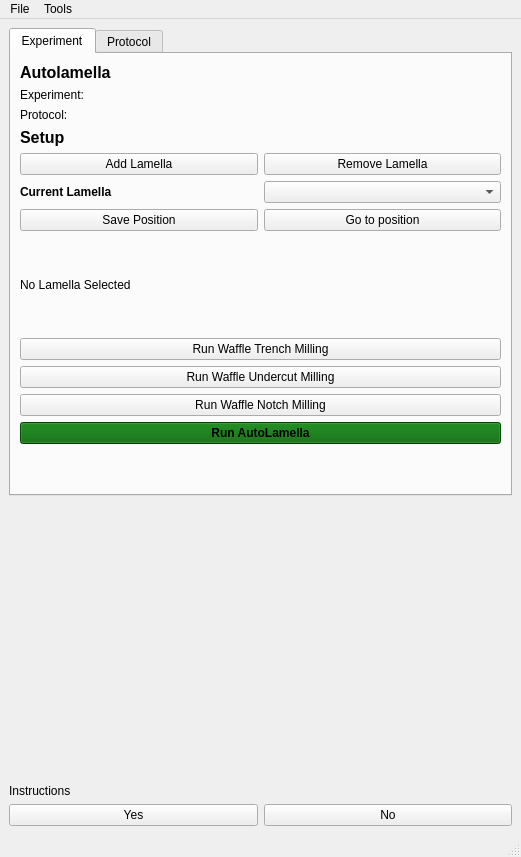
The window that autolamella/ui/qt/AutoLamellaUI.ui (DeMarcoLab/autolamella) describes before a commit, drawn with Qt 5.
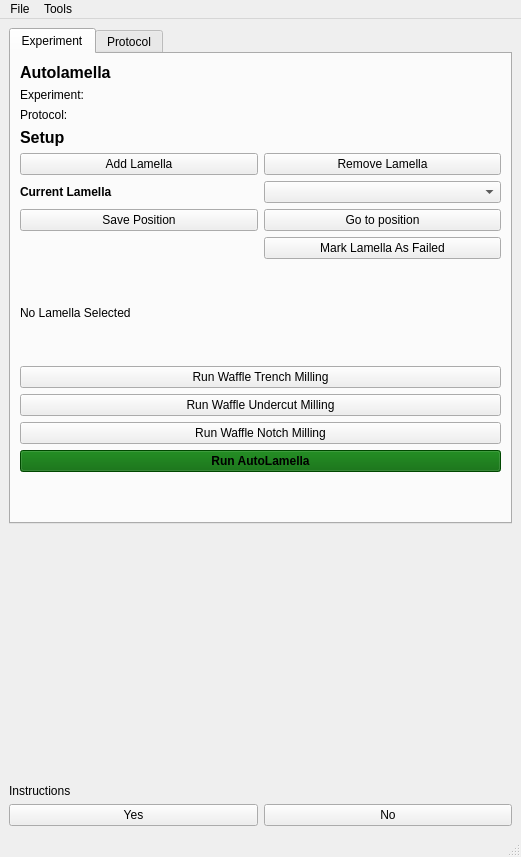
The same window after the commit.

Commit message: fail button

Diff of the .ui file:
```diff
--- a/autolamella/ui/qt/AutoLamellaUI.ui
+++ b/autolamella/ui/qt/AutoLamellaUI.ui
@@ -43,6 +43,46 @@
         <string>Experiment</string>
        </attribute>
        <layout class="QGridLayout" name="gridLayout_3">
+        <item row="2" column="0" colspan="2">
+         <widget class="QLabel" name="label_protocol_name">
+          <property name="text">
+           <string>Protocol:</string>
+          </property>
+         </widget>
+        </item>
+        <item row="20" column="0" colspan="2">
+         <widget class="QPushButton" name="pushButton_run_autolamella">
+          <property name="font">
+           <font>
+            <weight>75</weight>
+            <bold>true</bold>
+           </font>
+          </property>
+          <property name="styleSheet">
+           <string notr="true">background-color: darkGreen</string>
+          </property>
+          <property name="text">
+           <string>Run AutoLamella</string>
+          </property>
+         </widget>
+        </item>
+        <item row="7" column="1">
+         <widget class="QPushButton" name="pushButton_remove_lamella">
+          <property name="styleSheet">
+           <string notr="true"/>
+          </property>
+          <property name="text">
+           <string>Remove Lamella</string>
+          </property>
+         </widget>
+        </item>
+        <item row="13" column="0" colspan="2">
+         <widget class="QLabel" name="label_info">
+          <property name="text">
+           <string>No Lamella Selected</string>
+          </property>
+         </widget>
+        </item>
         <item row="0" column="0">
          <widget class="QLabel" name="label_title">
           <property name="font">
@@ -60,8 +100,8 @@
           </property>
          </widget>
         </item>
-        <item row="11" column="0" colspan="2">
-         <spacer name="verticalSpacer_2">
+        <item row="22" column="0" colspan="2">
+         <spacer name="verticalSpacer">
           <property name="orientation">
            <enum>Qt::Vertical</enum>
           </property>
@@ -73,27 +113,6 @@
           </property>
          </spacer>
         </item>
-        <item row="16" column="0" colspan="2">
-         <widget class="QPushButton" name="pushButton_run_waffle_undercut">
-          <property name="text">
-           <string>Run Waffle Undercut Milling</string>
-          </property>
-         </widget>
-        </item>
-        <item row="17" column="0" colspan="2">
-         <widget class="QPushButton" name="pushButton_run_waffle_notch">
-          <property name="text">
-           <string>Run Waffle Notch Milling</string>
-          </property>
-         </widget>
-        </item>
-        <item row="7" column="0">
-         <widget class="QPushButton" name="pushButton_add_lamella">
-          <property name="text">
-           <string>Add Lamella</string>
-          </property>
-         </widget>
-        </item>
         <item row="1" column="0" colspan="2">
          <widget class="QLabel" name="label_experiment_name">
           <property name="text">
@@ -101,8 +120,11 @@
           </property>
          </widget>
         </item>
-        <item row="21" column="0" colspan="2">
-         <spacer name="verticalSpacer">
+        <item row="8" column="1">
+         <widget class="QComboBox" name="comboBox_current_lamella"/>
+        </item>
+        <item row="14" column="0" colspan="2">
+         <spacer name="verticalSpacer_3">
           <property name="orientation">
            <enum>Qt::Vertical</enum>
           </property>
@@ -114,10 +136,17 @@
           </property>
          </spacer>
         </item>
-        <item row="12" column="0" colspan="2">
-         <widget class="QLabel" name="label_info">
+        <item row="7" column="0">
+         <widget class="QPushButton" name="pushButton_add_lamella">
           <property name="text">
-           <string>No Lamella Selected</string>
+           <string>Add Lamella</string>
+          </property>
+         </widget>
+        </item>
+        <item row="17" column="0" colspan="2">
+         <widget class="QPushButton" name="pushButton_run_waffle_undercut">
+          <property name="text">
+           <string>Run Waffle Undercut Milling</string>
           </property>
          </widget>
         </item>
@@ -134,52 +163,8 @@
           </property>
          </widget>
         </item>
-        <item row="3" column="0">
-         <widget class="QLabel" name="label_setup_header">
-          <property name="font">
-           <font>
-            <pointsize>12</pointsize>
-            <weight>75</weight>
-            <bold>true</bold>
-           </font>
-          </property>
-          <property name="text">
-           <string>Setup</string>
-          </property>
-         </widget>
-        </item>
-        <item row="2" column="0" colspan="2">
-         <widget class="QLabel" name="label_protocol_name">
-          <property name="text">
-           <string>Protocol:</string>
-          </property>
-         </widget>
-        </item>
-        <item row="10" column="0">
-         <widget class="QPushButton" name="pushButton_save_position">
-          <property name="text">
-           <string>Save Position</string>
-          </property>
-         </widget>
-        </item>
-        <item row="19" column="0" colspan="2">
-         <widget class="QPushButton" name="pushButton_run_autolamella">
-          <property name="font">
-           <font>
-            <weight>75</weight>
-            <bold>true</bold>
-           </font>
-          </property>
-          <property name="styleSheet">
-           <string notr="true">background-color: darkGreen</string>
-          </property>
-          <property name="text">
-           <string>Run AutoLamella</string>
-          </property>
-         </widget>
-        </item>
-        <item row="13" column="0" colspan="2">
-         <spacer name="verticalSpacer_3">
+        <item row="12" column="0" colspan="2">
+         <spacer name="verticalSpacer_2">
           <property name="orientation">
            <enum>Qt::Vertical</enum>
           </property>
@@ -198,26 +183,48 @@
           </property>
          </widget>
         </item>
-        <item row="8" column="1">
-         <widget class="QComboBox" name="comboBox_current_lamella"/>
-        </item>
-        <item row="7" column="1">
-         <widget class="QPushButton" name="pushButton_remove_lamella">
-          <property name="styleSheet">
-           <string notr="true"/>
-          </property>
+        <item row="10" column="0">
+         <widget class="QPushButton" name="pushButton_save_position">
           <property name="text">
-           <string>Remove Lamella</string>
+           <string>Save Position</string>
           </property>
          </widget>
         </item>
-        <item row="15" column="0" colspan="2">
+        <item row="16" column="0" colspan="2">
          <widget class="QPushButton" name="pushButton_run_waffle_trench">
           <property name="text">
            <string>Run Waffle Trench Milling</string>
           </property>
          </widget>
         </item>
+        <item row="18" column="0" colspan="2">
+         <widget class="QPushButton" name="pushButton_run_waffle_notch">
+          <property name="text">
+           <string>Run Waffle Notch Milling</string>
+          </property>
+         </widget>
+        </item>
+        <item row="3" column="0">
+         <widget class="QLabel" name="label_setup_header">
+          <property name="font">
+           <font>
+            <pointsize>12</pointsize>
+            <weight>75</weight>
+            <bold>true</bold>
+           </font>
+          </property>
+          <property name="text">
+           <string>Setup</string>
+          </property>
+         </widget>
+        </item>
+        <item row="11" column="1">
+         <widget class="QPushButton" name="pushButton_fail_lamella">
+          <property name="text">
+           <string>Mark Lamella As Failed</string>
+          </property>
+         </widget>
+        </item>
        </layout>
       </widget>
       <widget class="QWidget" name="tab_2">
```
The commit also changes 5 other files.
